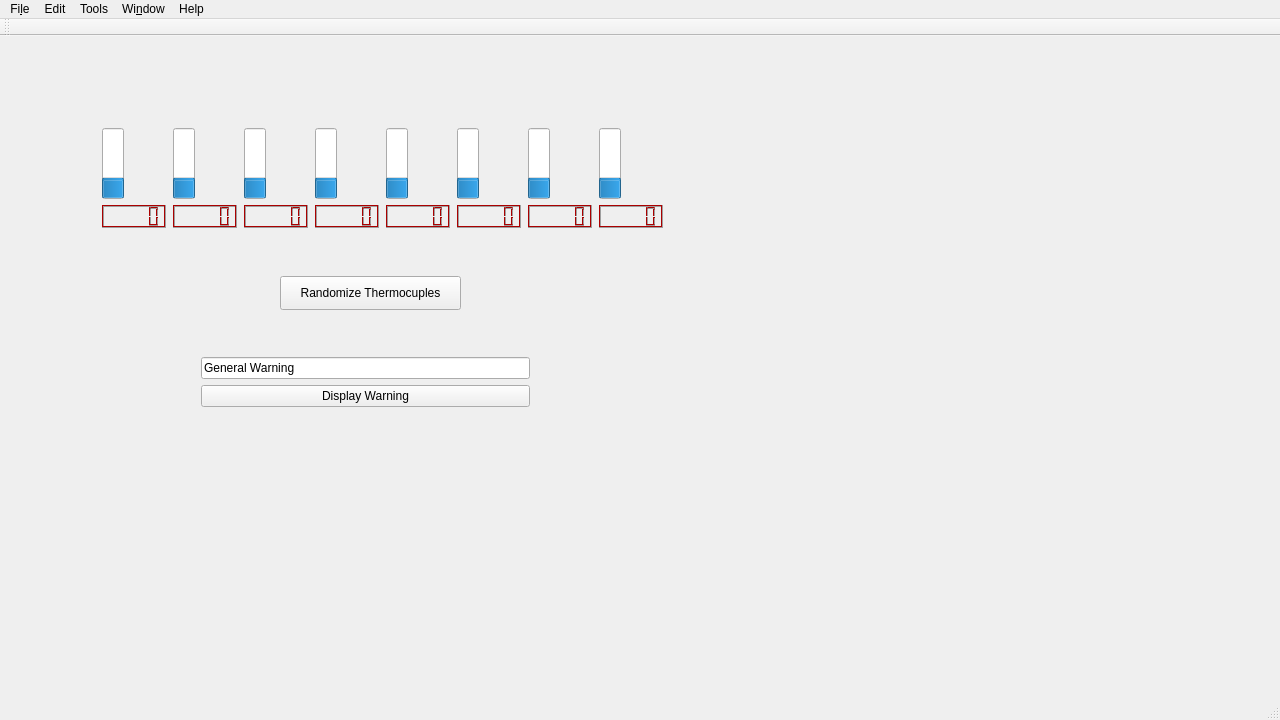
The window that controlsoftware/mainwindow.ui (SDSURocketProject/FAR-MARS) describes before a commit, drawn with Qt 5.
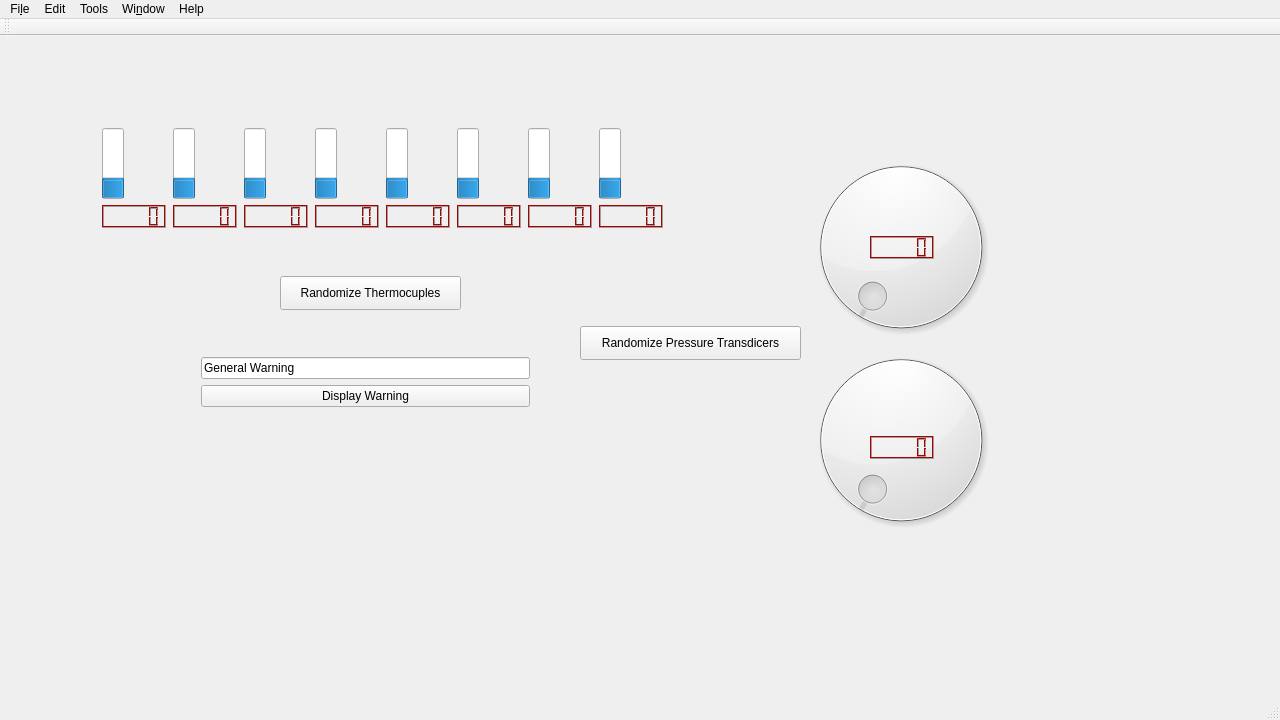
The same window after the commit.

Commit message: add in-progress pressure transducers demo

The edit to the form file:
```diff
--- a/controlsoftware/mainwindow.ui
+++ b/controlsoftware/mainwindow.ui
@@ -1241,6 +1241,295 @@
      </item>
     </layout>
    </widget>
+   <widget class="QDial" name="ducer1">
+    <property name="geometry">
+     <rect>
+      <x>801</x>
+      <y>111</y>
+      <width>200</width>
+      <height>200</height>
+     </rect>
+    </property>
+   </widget>
+   <widget class="QDial" name="ducer2">
+    <property name="geometry">
+     <rect>
+      <x>801</x>
+      <y>304</y>
+      <width>200</width>
+      <height>200</height>
+     </rect>
+    </property>
+   </widget>
+   <widget class="QLCDNumber" name="ducer1lcd">
+    <property name="geometry">
+     <rect>
+      <x>870</x>
+      <y>200</y>
+      <width>64</width>
+      <height>23</height>
+     </rect>
+    </property>
+    <property name="palette">
+     <palette>
+      <active>
+       <colorrole role="WindowText">
+        <brush brushstyle="SolidPattern">
+         <color alpha="255">
+          <red>170</red>
+          <green>0</green>
+          <blue>0</blue>
+         </color>
+        </brush>
+       </colorrole>
+       <colorrole role="Light">
+        <brush brushstyle="SolidPattern">
+         <color alpha="255">
+          <red>170</red>
+          <green>0</green>
+          <blue>0</blue>
+         </color>
+        </brush>
+       </colorrole>
+       <colorrole role="Text">
+        <brush brushstyle="SolidPattern">
+         <color alpha="255">
+          <red>255</red>
+          <green>0</green>
+          <blue>0</blue>
+         </color>
+        </brush>
+       </colorrole>
+       <colorrole role="ButtonText">
+        <brush brushstyle="SolidPattern">
+         <color alpha="255">
+          <red>170</red>
+          <green>0</green>
+          <blue>0</blue>
+         </color>
+        </brush>
+       </colorrole>
+      </active>
+      <inactive>
+       <colorrole role="WindowText">
+        <brush brushstyle="SolidPattern">
+         <color alpha="255">
+          <red>170</red>
+          <green>0</green>
+          <blue>0</blue>
+         </color>
+        </brush>
+       </colorrole>
+       <colorrole role="Light">
+        <brush brushstyle="SolidPattern">
+         <color alpha="255">
+          <red>170</red>
+          <green>0</green>
+          <blue>0</blue>
+         </color>
+        </brush>
+       </colorrole>
+       <colorrole role="Text">
+        <brush brushstyle="SolidPattern">
+         <color alpha="255">
+          <red>255</red>
+          <green>0</green>
+          <blue>0</blue>
+         </color>
+        </brush>
+       </colorrole>
+       <colorrole role="ButtonText">
+        <brush brushstyle="SolidPattern">
+         <color alpha="255">
+          <red>170</red>
+          <green>0</green>
+          <blue>0</blue>
+         </color>
+        </brush>
+       </colorrole>
+      </inactive>
+      <disabled>
+       <colorrole role="WindowText">
+        <brush brushstyle="SolidPattern">
+         <color alpha="255">
+          <red>56</red>
+          <green>59</green>
+          <blue>66</blue>
+         </color>
+        </brush>
+       </colorrole>
+       <colorrole role="Light">
+        <brush brushstyle="SolidPattern">
+         <color alpha="255">
+          <red>170</red>
+          <green>0</green>
+          <blue>0</blue>
+         </color>
+        </brush>
+       </colorrole>
+       <colorrole role="Text">
+        <brush brushstyle="SolidPattern">
+         <color alpha="255">
+          <red>48</red>
+          <green>51</green>
+          <blue>58</blue>
+         </color>
+        </brush>
+       </colorrole>
+       <colorrole role="ButtonText">
+        <brush brushstyle="SolidPattern">
+         <color alpha="255">
+          <red>49</red>
+          <green>54</green>
+          <blue>67</blue>
+         </color>
+        </brush>
+       </colorrole>
+      </disabled>
+     </palette>
+    </property>
+   </widget>
+   <widget class="QLCDNumber" name="ducer2lcd">
+    <property name="geometry">
+     <rect>
+      <x>870</x>
+      <y>400</y>
+      <width>64</width>
+      <height>23</height>
+     </rect>
+    </property>
+    <property name="palette">
+     <palette>
+      <active>
+       <colorrole role="WindowText">
+        <brush brushstyle="SolidPattern">
+         <color alpha="255">
+          <red>170</red>
+          <green>0</green>
+          <blue>0</blue>
+         </color>
+        </brush>
+       </colorrole>
+       <colorrole role="Light">
+        <brush brushstyle="SolidPattern">
+         <color alpha="255">
+          <red>170</red>
+          <green>0</green>
+          <blue>0</blue>
+         </color>
+        </brush>
+       </colorrole>
+       <colorrole role="Text">
+        <brush brushstyle="SolidPattern">
+         <color alpha="255">
+          <red>255</red>
+          <green>0</green>
+          <blue>0</blue>
+         </color>
+        </brush>
+       </colorrole>
+       <colorrole role="ButtonText">
+        <brush brushstyle="SolidPattern">
+         <color alpha="255">
+          <red>170</red>
+          <green>0</green>
+          <blue>0</blue>
+         </color>
+        </brush>
+       </colorrole>
+      </active>
+      <inactive>
+       <colorrole role="WindowText">
+        <brush brushstyle="SolidPattern">
+         <color alpha="255">
+          <red>170</red>
+          <green>0</green>
+          <blue>0</blue>
+         </color>
+        </brush>
+       </colorrole>
+       <colorrole role="Light">
+        <brush brushstyle="SolidPattern">
+         <color alpha="255">
+          <red>170</red>
+          <green>0</green>
+          <blue>0</blue>
+         </color>
+        </brush>
+       </colorrole>
+       <colorrole role="Text">
+        <brush brushstyle="SolidPattern">
+         <color alpha="255">
+          <red>255</red>
+          <green>0</green>
+          <blue>0</blue>
+         </color>
+        </brush>
+       </colorrole>
+       <colorrole role="ButtonText">
+        <brush brushstyle="SolidPattern">
+         <color alpha="255">
+          <red>170</red>
+          <green>0</green>
+          <blue>0</blue>
+         </color>
+        </brush>
+       </colorrole>
+      </inactive>
+      <disabled>
+       <colorrole role="WindowText">
+        <brush brushstyle="SolidPattern">
+         <color alpha="255">
+          <red>56</red>
+          <green>59</green>
+          <blue>66</blue>
+         </color>
+        </brush>
+       </colorrole>
+       <colorrole role="Light">
+        <brush brushstyle="SolidPattern">
+         <color alpha="255">
+          <red>170</red>
+          <green>0</green>
+          <blue>0</blue>
+         </color>
+        </brush>
+       </colorrole>
+       <colorrole role="Text">
+        <brush brushstyle="SolidPattern">
+         <color alpha="255">
+          <red>48</red>
+          <green>51</green>
+          <blue>58</blue>
+         </color>
+        </brush>
+       </colorrole>
+       <colorrole role="ButtonText">
+        <brush brushstyle="SolidPattern">
+         <color alpha="255">
+          <red>49</red>
+          <green>54</green>
+          <blue>67</blue>
+         </color>
+        </brush>
+       </colorrole>
+      </disabled>
+     </palette>
+    </property>
+   </widget>
+   <widget class="QPushButton" name="rand_pres">
+    <property name="geometry">
+     <rect>
+      <x>580</x>
+      <y>290</y>
+      <width>221</width>
+      <height>34</height>
+     </rect>
+    </property>
+    <property name="text">
+     <string>Randomize Pressure Transdicers</string>
+    </property>
+   </widget>
   </widget>
   <widget class="QMenuBar" name="menuBar">
    <property name="geometry">
```
Left out of the diff: 2 changed lines with no effect on the pictures. The commit also changes 2 other files.
